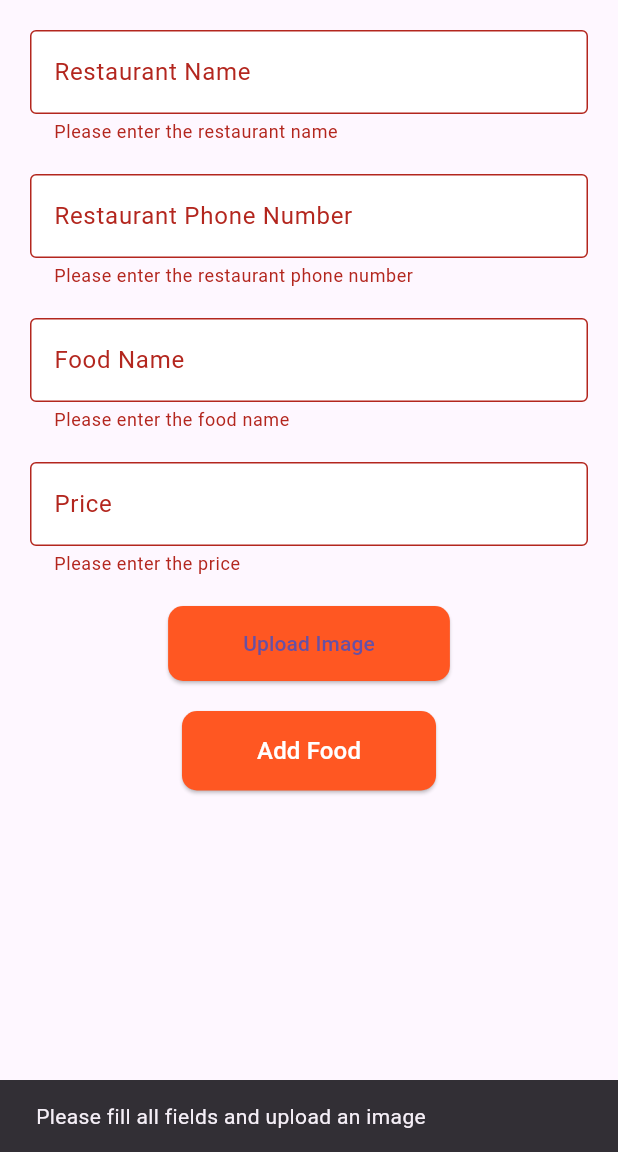
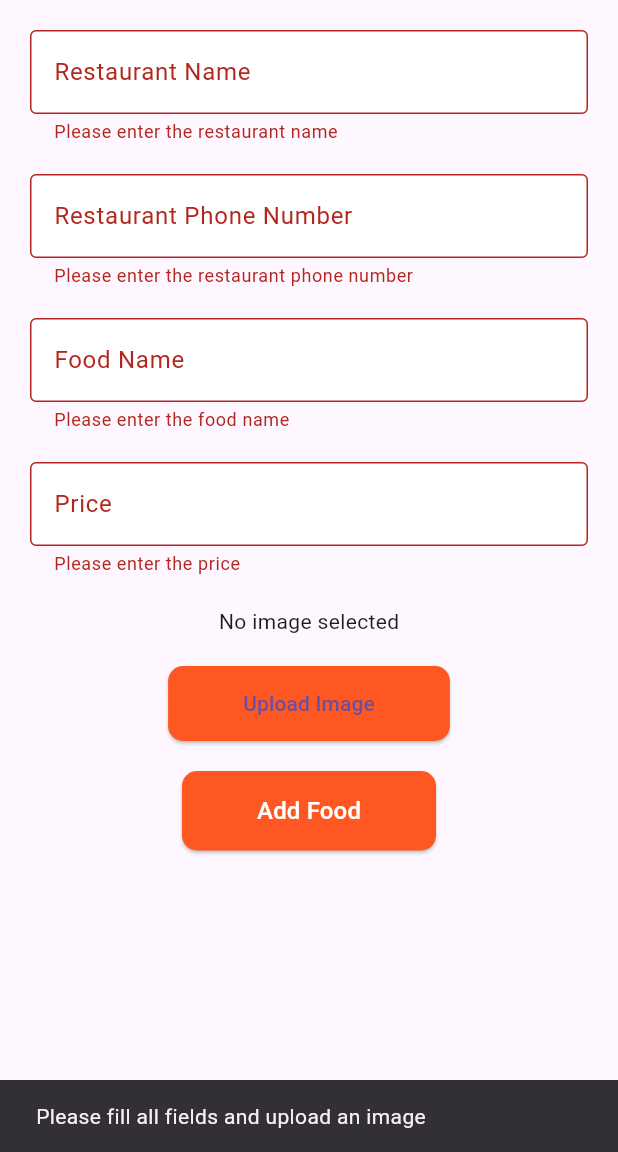
Before and after one commit to ssekyanzielvis/group_ten, a Flutter app: the AddFoodPage screen opened directly with empty values, after a tap on "Add Food", on a phone screen of 412 x 824 dp, the part 84-1236 px from its top. Run offline on Flutter 3.47's test engine with Material 3 defaults, Android fonts, the phone set to English and light mode, and no system bars; our stand-ins replace cached_network_image, cloud_firestore, firebase_auth, firebase_core, firebase_database, firebase_messaging and 7 more; missing offline and left inert: firebase_auth_platform_interface, flutter_facebook_auth, stripe_payment; accounts and stored records are empty; project files that could hold a hidden picture were left out.

Commit message:
created upload image

```diff
--- a/lib/src/pages/register_restaurant_page.dart
+++ b/lib/src/pages/register_restaurant_page.dart
@@ -7,6 +7,7 @@ import '../pages/bugdet.dart';
 import 'dart:io';
 import 'package:image_picker/image_picker.dart';
 import 'package:firebase_storage/firebase_storage.dart';
+import '../models/food.dart';
 
 class RegisterRestaurantPage extends StatefulWidget {
   const RegisterRestaurantPage({super.key});
@@ -369,6 +370,8 @@ class _AddFoodPageState extends State<AddFoodPage> {
   File? _image;
   String? _downloadURL;
 
+  final FoodRepository _foodRepository = FoodRepository();
+
   @override
   void dispose() {
     _restaurantNameController.dispose();
@@ -384,11 +387,7 @@ class _AddFoodPageState extends State<AddFoodPage> {
 
     if (pickedFile != null) {
       setState(() {
-        if (kIsWeb) {
-          _image = File(pickedFile.path); // This will work only on Android/iOS
-        } else {
         _image = File(pickedFile.path);
-        }
       });
 
       if (_image != null) {
@@ -427,19 +426,21 @@ class _AddFoodPageState extends State<AddFoodPage> {
 
   Future<void> _saveFood() async {
     if (_formKey.currentState!.validate() && _downloadURL != null) {
-      await FirebaseFirestore.instance
-          .collection('restaurants')
-          .doc(widget.restaurantId)
-          .collection('foods')
-          .add({
-        'restaurantName': _restaurantNameController.text,
-        'restaurantPhoneNumber': _restaurantPhoneController.text,
-        'foodName': _nameController.text,
-        'price': _priceController.text,
-        'imageUrl': _downloadURL,
-      });
+      final food = Food(
+        id: '', // Firestore will generate an ID
+        name: _nameController.text,
+        values: '', // Add default or additional values if needed
+        bestTimeToEat: '', // Add default or additional values if needed
+        pricePerKg: 0.0, // Add default or additional values if needed
+        imageUrl: _downloadURL!,
+        price: double.tryParse(_priceController.text) ?? 0.0,
+        restaurantName: _restaurantNameController.text,
+        restaurantPhoneNumber:
+            double.tryParse(_restaurantPhoneController.text) ?? 0.0,
+      );
 
-      // ignore: use_build_context_synchronously
+      try {
+        await _foodRepository.addFood(widget.restaurantId, food);
         ScaffoldMessenger.of(context).showSnackBar(
           const SnackBar(content: Text('Food added successfully')),
         );
@@ -452,6 +453,14 @@ class _AddFoodPageState extends State<AddFoodPage> {
           _image = null;
           _downloadURL = null;
         });
+      } catch (e) {
+        if (kDebugMode) {
+          print('Error saving food: $e');
+        }
+        ScaffoldMessenger.of(context).showSnackBar(
+          const SnackBar(content: Text('Failed to add food')),
+        );
+      }
     } else {
       ScaffoldMessenger.of(context).showSnackBar(
         const SnackBar(
@@ -465,7 +474,7 @@ class _AddFoodPageState extends State<AddFoodPage> {
     return Scaffold(
       appBar: AppBar(
         title: const Text('Add Food'),
-        backgroundColor: Colors.deepOrange, // Set the AppBar background color
+        backgroundColor: Colors.deepOrange,
       ),
       body: Padding(
         padding: const EdgeInsets.all(20.0),
@@ -536,6 +545,27 @@ class _AddFoodPageState extends State<AddFoodPage> {
                   return null;
                 },
               ),
+              const SizedBox(height: 20),
+              _downloadURL != null
+                  ? Image.network(
+                      _downloadURL!,
+                      height: 200,
+                      width: 200,
+                      fit: BoxFit.cover,
+                      errorBuilder: (BuildContext context, Object exception,
+                          StackTrace? stackTrace) {
+                        return Container(
+                          height: 200,
+                          width: 200,
+                          color: Colors.grey,
+                          child: const Icon(
+                            Icons.error,
+                            color: Colors.white,
+                          ),
+                        );
+                      },
+                    )
+                  : const Text('No image selected'),
               const SizedBox(height: 20),
               ElevatedButton(
                 onPressed: _pickImage,
```
Also changed, not shown: lib/src/models/food.dart (+81 -3 lines), lib/src/pages/home.dart (+26 -35 lines). Lines whose indentation alone changed are shown as unchanged.
